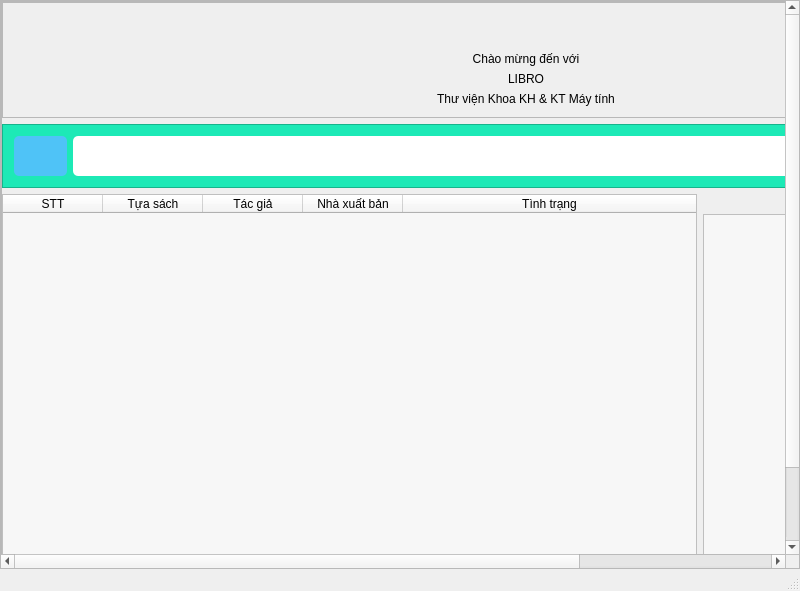
This is mainwindow.ui in duydvu/Library as Qt 5 draws it before an edit. The edited form follows.
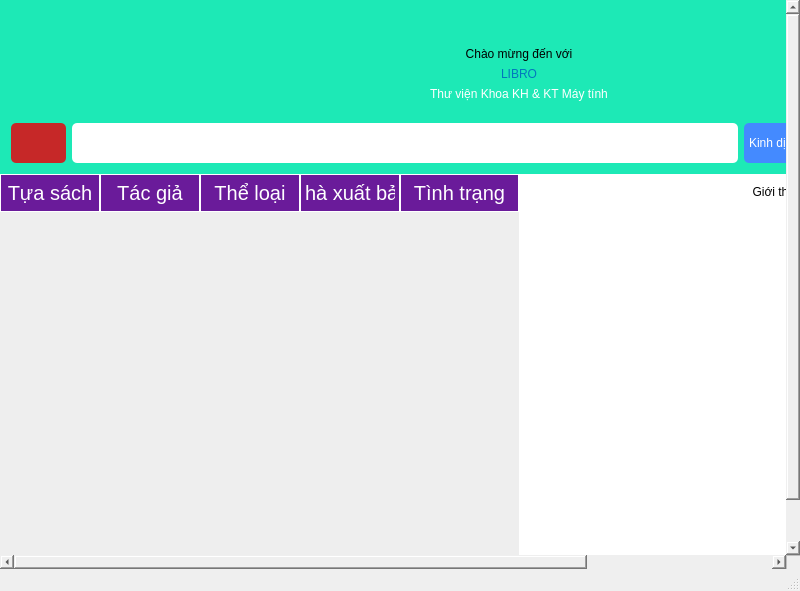
This is the edited form. Icons and pictures are not drawn.

```diff
--- a/mainwindow.ui
+++ b/mainwindow.ui
@@ -36,8 +36,14 @@
     <property name="bottomMargin">
      <number>0</number>
     </property>
+    <property name="spacing">
+     <number>0</number>
+    </property>
     <item row="0" column="1">
      <widget class="QScrollArea" name="scrollArea">
+      <property name="styleSheet">
+       <string notr="true">border: none;</string>
+      </property>
       <property name="widgetResizable">
        <bool>true</bool>
       </property>
@@ -46,12 +52,12 @@
         <rect>
          <x>0</x>
          <y>0</y>
-         <width>1067</width>
-         <height>823</height>
+         <width>1055</width>
+         <height>771</height>
         </rect>
        </property>
        <property name="styleSheet">
-        <string notr="true"/>
+        <string notr="true">border: none;</string>
        </property>
        <layout class="QVBoxLayout" name="verticalLayout" stretch="0">
         <property name="spacing">
@@ -81,6 +87,9 @@
            <enum>QFrame::Raised</enum>
           </property>
           <layout class="QVBoxLayout" name="verticalLayout_2" stretch="1,0,0">
+           <property name="spacing">
+            <number>0</number>
+           </property>
            <property name="leftMargin">
             <number>0</number>
            </property>
@@ -95,6 +104,10 @@
            </property>
            <item>
             <widget class="QFrame" name="frame_2">
+             <property name="styleSheet">
+              <string notr="true">background: url(Images/Background.png) no-repeat center center;
+background-color: #1DE9B6;</string>
+             </property>
              <property name="frameShape">
               <enum>QFrame::StyledPanel</enum>
              </property>
@@ -116,18 +129,16 @@
                    <string notr="true">#Search 
 {
 	height: 30px;
-	border: 1px solid black;
-	border-radius: 5px;
+	border-radius: 4px;
+	border: none;
 	font: 15pt &quot;Myriad Pro Cond&quot;;
-	background: #eee;
-	color: #222;
+	background: #6A1B9A;
+	color: #fff;
 	outline: none;
 }
 #Search:hover 
 {
-	background: qlineargradient(x1: 0, y1: 0, x2: 0, y2: 1,
-                                stop: 0 #e9e9e9, stop: 0.4 #D8D8D8,
-                                stop: 0.5 #DDDDDD, stop: 1.0 #e9e9e9);
+	background: #8E24AA;
 }
 #Search:pressed 
 {
@@ -148,18 +159,16 @@
                    <string notr="true">#SignInButton 
 {
 	height: 30px;
-	border: 1px solid black;
-	border-radius: 5px;
+	border-radius: 4px;
+	border: none;
 	font: 15pt &quot;Myriad Pro Cond&quot;;
-	background: #eee;
-	color: #222;
+	background: #6A1B9A;
+	color: #fff;
 	outline: none;
 }
 #SignInButton:hover 
 {
-	background: qlineargradient(x1: 0, y1: 0, x2: 0, y2: 1,
-                                stop: 0 #e9e9e9, stop: 0.4 #D8D8D8,
-                                stop: 0.5 #DDDDDD, stop: 1.0 #e9e9e9);
+	background: #8E24AA;
 }
 #SignInButton:pressed 
 {
@@ -180,18 +189,16 @@
                    <string notr="true">#SignUpButton 
 {
 	height: 30px;
-	border: 1px solid black;
-	border-radius: 5px;
+	border-radius: 4px;
+	border: none;
 	font: 15pt &quot;Myriad Pro Cond&quot;;
-	background: #eee;
-	color: #222;
+	background: #6A1B9A;
+	color: #fff;
 	outline: none;
 }
 #SignUpButton:hover 
 {
-	background: qlineargradient(x1: 0, y1: 0, x2: 0, y2: 1,
-                                stop: 0 #e9e9e9, stop: 0.4 #D8D8D8,
-                                stop: 0.5 #DDDDDD, stop: 1.0 #e9e9e9);
+	background: #8E24AA;
 }
 #SignUpButton:pressed 
 {
@@ -212,18 +219,16 @@
                    <string notr="true">#Help 
 {
 	height: 30px;
-	border: 1px solid black;
-	border-radius: 5px;
+	border-radius: 4px;
+	border: none;
 	font: 15pt &quot;Myriad Pro Cond&quot;;
-	background: #eee;
-	color: #222;
+	background: #6A1B9A;
+	color: #fff;
 	outline: none;
 }
 #Help:hover 
 {
-	background: qlineargradient(x1: 0, y1: 0, x2: 0, y2: 1,
-                                stop: 0 #e9e9e9, stop: 0.4 #D8D8D8,
-                                stop: 0.5 #DDDDDD, stop: 1.0 #e9e9e9);
+	background: #8E24AA;
 }
 #Help:pressed 
 {
@@ -256,6 +261,7 @@
                <widget class="QLabel" name="label_3">
                 <property name="styleSheet">
                  <string notr="true">font: 60pt &quot;Lobster&quot;;
+color: #0277BD;
 background: none;</string>
                 </property>
                 <property name="text">
@@ -270,6 +276,7 @@
                <widget class="QLabel" name="label_4">
                 <property name="styleSheet">
                  <string notr="true">font: 30pt &quot;Lobster&quot;;
+color: #fff;
 background: none;</string>
                 </property>
                 <property name="text">
@@ -294,20 +301,25 @@
              <property name="frameShadow">
               <enum>QFrame::Raised</enum>
              </property>
-             <layout class="QHBoxLayout" name="horizontalLayout_2" stretch="1,15,3">
+             <layout class="QHBoxLayout" name="horizontalLayout_2" stretch="1,12,3,2">
               <item>
                <widget class="QPushButton" name="Back">
                 <property name="cursor">
                  <cursorShape>PointingHandCursor</cursorShape>
                 </property>
                 <property name="styleSheet">
-                 <string notr="true">height: 40px;
+                 <string notr="true">#Back{
+	height: 40px;
 	border-width: 0px;
 	border-radius: 5px;
-	background: #4FC3F7;
+	background-color: #C62828;
 	color: #222;
 	outline: none;
-	font: 15pt &quot;Myriad Pro Cond&quot;;</string>
+	font: 15pt &quot;Myriad Pro Cond&quot;;
+}
+#Back:hover{
+	background-color: #E53935;
+}</string>
                 </property>
                 <property name="text">
                  <string/>
@@ -333,6 +345,75 @@
                 </property>
                </widget>
               </item>
+              <item>
+               <widget class="QComboBox" name="Category">
+                <property name="styleSheet">
+                 <string notr="true">#Category{
+	height: 40px;
+	border-width: 0px;
+	border-radius: 5px;
+	background-color: #448AFF;
+	color: #fff;
+	outline: none;
+	font: 15pt &quot;Myriad Pro Cond&quot;;
+}
+QComboBox:editable {
+    background: white;
+}
+
+QComboBox:!editable, QComboBox::drop-down:editable {
+     background: qlineargradient(x1: 0, y1: 0, x2: 0, y2: 1,
+                                 stop: 0 #E1E1E1, stop: 0.4 #DDDDDD,
+                                 stop: 0.5 #D8D8D8, stop: 1.0 #D3D3D3);
+}
+
+/* QComboBox gets the &quot;on&quot; state when the popup is open */
+QComboBox:!editable:on, QComboBox::drop-down:editable:on {
+    background: qlineargradient(x1: 0, y1: 0, x2: 0, y2: 1,
+                                stop: 0 #D3D3D3, stop: 0.4 #D8D8D8,
+                                stop: 0.5 #DDDDDD, stop: 1.0 #E1E1E1);
+}
+
+QComboBox:on { /* shift the text when the popup opens */
+    padding-top: 3px;
+    padding-left: 4px;
+}
+
+QComboBox::drop-down {
+    subcontrol-origin: padding;
+    subcontrol-position: top right;
+    width: 15px;
+
+    border-left-width: 1px;
+    border-left-color: darkgray;
+    border-left-style: solid; /* just a single line */
+    border-top-right-radius: 3px; /* same radius as the QComboBox */
+    border-bottom-right-radius: 3px;
+}
+
+
+QComboBox::down-arrow:on { /* shift the arrow when popup is open */
+    top: 1px;
+    left: 1px;
+}</string>
+                </property>
+                <item>
+                 <property name="text">
+                  <string>Kinh dị</string>
+                 </property>
+                </item>
+                <item>
+                 <property name="text">
+                  <string>Trẻ em</string>
+                 </property>
+                </item>
+                <item>
+                 <property name="text">
+                  <string>Khoa học</string>
+                 </property>
+                </item>
+               </widget>
+              </item>
               <item>
                <widget class="QPushButton" name="FindBooksButton">
                 <property name="cursor">
@@ -349,13 +430,14 @@
 	height: 40px;
 	border-width: 0px;
 	border-radius: 5px;
-	background: #4FC3F7;
-	color: #222;
+	background: #6A1B9A;
+	color: #fff;
 	outline: none;
 	font: 15pt &quot;Myriad Pro Cond&quot;;
 }
-#FindBooksButton:hover{
-	background: qlineargradient(spread:pad, x1:0, y1:0, x2:0, y2:1, stop:0 #4FC3F7, stop:0.5 #B3E5FC, stop:1 #4FC3F7);
+#FindBooksButton:hover 
+{
+	background: #8E24AA;
 }</string>
                 </property>
                 <property name="text">
@@ -367,10 +449,14 @@
              <zorder>FindBooksButton</zorder>
              <zorder>FindBooksEdit</zorder>
              <zorder>Back</zorder>
+             <zorder>Category</zorder>
             </widget>
            </item>
            <item>
-            <layout class="QHBoxLayout" name="horizontalLayout" stretch="2,1">
+            <layout class="QHBoxLayout" name="horizontalLayout" stretch="0,0">
+             <property name="spacing">
+              <number>0</number>
+             </property>
              <item>
               <widget class="QTableWidget" name="BooksTable">
                <property name="minimumSize">
@@ -380,7 +466,26 @@
                 </size>
                </property>
                <property name="styleSheet">
-                <string notr="true">background: #f7f7f7;</string>
+                <string notr="true">QHeaderView::section {
+    background-color: #6A1B9A;
+	padding: 4px;
+    border: 1px solid #fff;
+	color: #fff;
+    font-size: 15pt;
+	font-family: &quot;Myriad Pro Cond&quot;;
+}
+
+QTableWidget {
+	background-color: #eee;
+    gridline-color: #fffff8;
+    font-size: 12pt;
+}
+
+QTableWidget QTableCornerButton::section {
+    background-color: #646464;
+    border: 1px solid #fffff8;
+}
+</string>
                </property>
                <property name="editTriggers">
                 <set>QAbstractItemView::NoEditTriggers</set>
@@ -395,13 +500,8 @@
                 <bool>true</bool>
                </attribute>
                <attribute name="verticalHeaderVisible">
-                <bool>false</bool>
+                <bool>true</bool>
                </attribute>
-               <column>
-                <property name="text">
-                 <string>STT</string>
-                </property>
-               </column>
                <column>
                 <property name="text">
                  <string>Tựa sách</string>
@@ -412,6 +512,11 @@
                  <string>Tác giả</string>
                 </property>
                </column>
+               <column>
+                <property name="text">
+                 <string>Thể loại</string>
+                </property>
+               </column>
                <column>
                 <property name="text">
                  <string>Nhà xuất bản</string>
@@ -425,37 +530,55 @@
               </widget>
              </item>
              <item>
-              <layout class="QVBoxLayout" name="verticalLayout_5">
-               <item>
-                <widget class="QLabel" name="label">
-                 <property name="layoutDirection">
-                  <enum>Qt::LeftToRight</enum>
-                 </property>
-                 <property name="styleSheet">
-                  <string notr="true">font: 15pt &quot;Myriad Pro Cond&quot;;</string>
-                 </property>
-                 <property name="text">
-                  <string>Giới thiệu</string>
-                 </property>
-                 <property name="alignment">
-                  <set>Qt::AlignCenter</set>
-                 </property>
-                </widget>
-               </item>
-               <item>
-                <widget class="QTextBrowser" name="intro">
-                 <property name="minimumSize">
-                  <size>
-                   <width>246</width>
-                   <height>427</height>
-                  </size>
-                 </property>
-                 <property name="styleSheet">
-                  <string notr="true">background: #f7f7f7;</string>
-                 </property>
-                </widget>
-               </item>
-              </layout>
+              <widget class="QFrame" name="frame_3">
+               <property name="styleSheet">
+                <string notr="true">background: #fff;</string>
+               </property>
+               <property name="frameShape">
+                <enum>QFrame::StyledPanel</enum>
+               </property>
+               <property name="frameShadow">
+                <enum>QFrame::Raised</enum>
+               </property>
+               <layout class="QVBoxLayout" name="verticalLayout_4">
+                <item>
+                 <widget class="QLabel" name="label">
+                  <property name="layoutDirection">
+                   <enum>Qt::LeftToRight</enum>
+                  </property>
+                  <property name="styleSheet">
+                   <string notr="true">font: 15pt &quot;Myriad Pro Cond&quot;;</string>
+                  </property>
+                  <property name="text">
+                   <string>Giới thiệu</string>
+                  </property>
+                  <property name="alignment">
+                   <set>Qt::AlignCenter</set>
+                  </property>
+                 </widget>
+                </item>
+                <item>
+                 <widget class="QGraphicsView" name="bookView">
+                  <property name="styleSheet">
+                   <string notr="true">border: none;</string>
+                  </property>
+                 </widget>
+                </item>
+                <item>
+                 <widget class="QTextBrowser" name="intro">
+                  <property name="minimumSize">
+                   <size>
+                    <width>0</width>
+                    <height>0</height>
+                   </size>
+                  </property>
+                  <property name="styleSheet">
+                   <string notr="true">font: 15pt &quot;Myriad Pro Cond&quot;;</string>
+                  </property>
+                 </widget>
+                </item>
+               </layout>
+              </widget>
              </item>
             </layout>
            </item>
```
Left out of the diff: 24 changed lines with no effect on the pictures.
